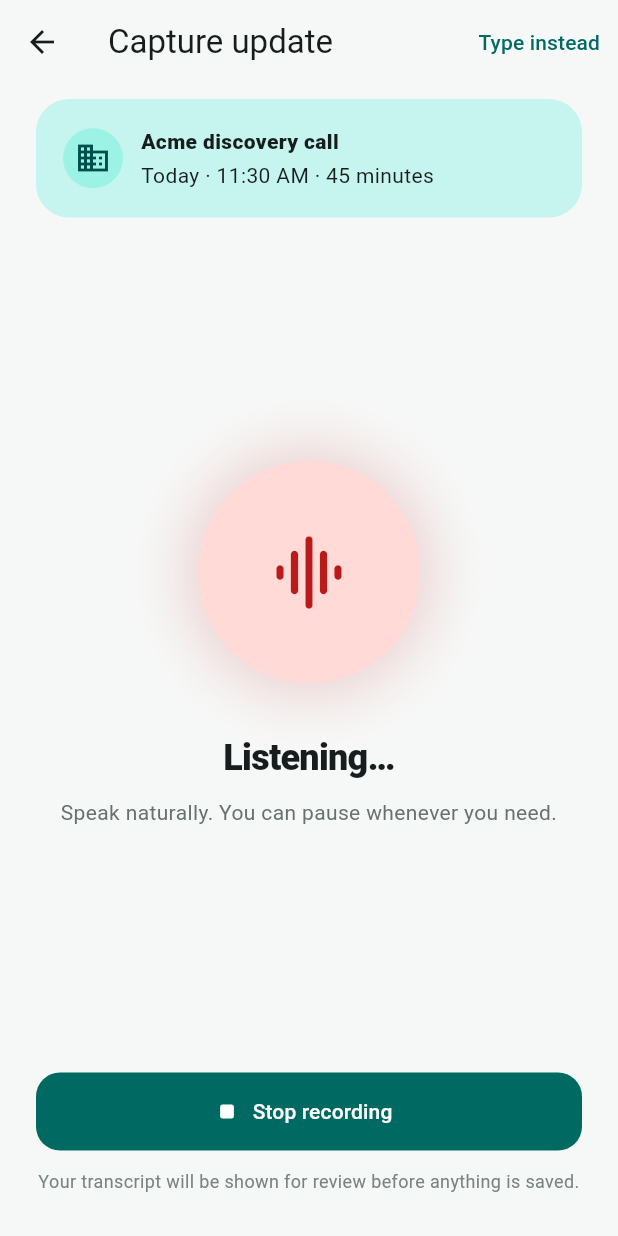
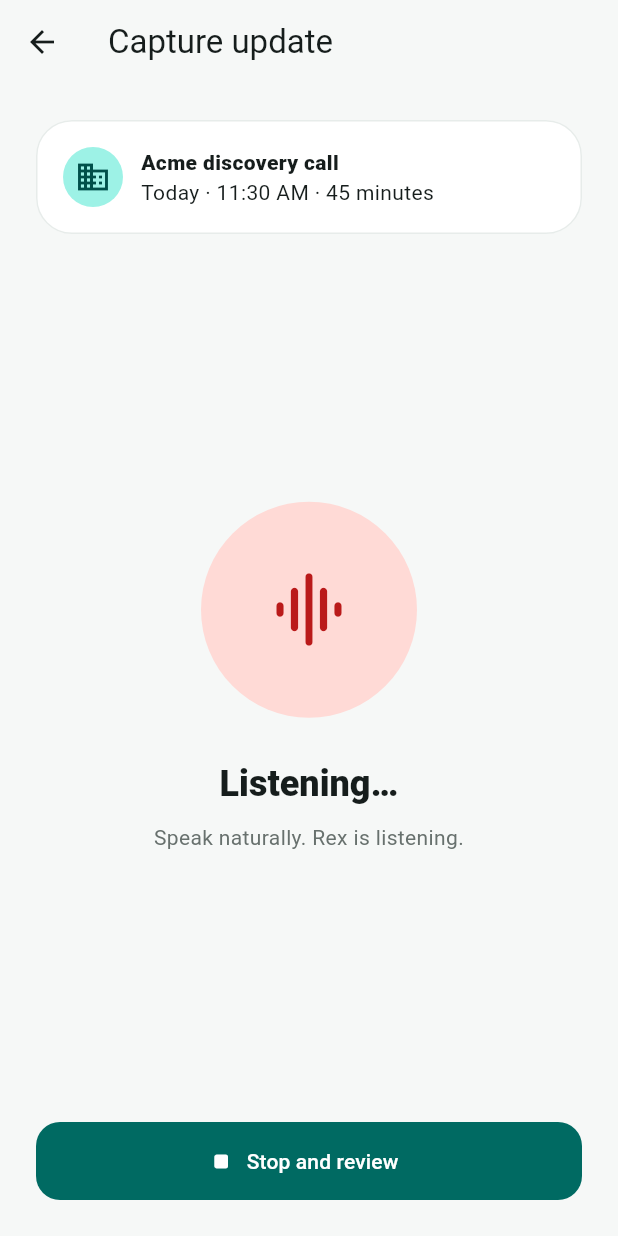
Before and after one commit to savinpadencherry/Focuschainlabs_mobile, a Flutter app: the CaptureView screen opened directly, after a tap on "Start speaking", on a phone screen of 412 x 824 dp. Run offline on Flutter 3.47's test engine with Material 3 defaults, Android fonts, the phone set to English and light mode, and no system bars; our stand-ins replace bloc, equatable, flutter_bloc, get_it.

Commit message:
feat: connect capture to review flow

```diff
--- a/lib/views/capture/capture_view.dart
+++ b/lib/views/capture/capture_view.dart
@@ -1,4 +1,5 @@
 import 'package:flutter/material.dart';
+import '../capture_review/capture_review_view.dart';
 
 class CaptureView extends StatefulWidget {
   const CaptureView({super.key});
@@ -8,41 +9,30 @@ class CaptureView extends StatefulWidget {
 }
 
 class _CaptureViewState extends State<CaptureView> {
-  bool _recording = false;
+  bool recording = false;
 
   @override
   Widget build(BuildContext context) {
-    final ColorScheme colors = Theme.of(context).colorScheme;
-
+    final colors = Theme.of(context).colorScheme;
     return Scaffold(
-      appBar: AppBar(
-        title: const Text('Capture update'),
-        actions: <Widget>[
-          TextButton(onPressed: () {}, child: const Text('Type instead')),
-        ],
-      ),
+      appBar: AppBar(title: const Text('Capture update')),
       body: SafeArea(
         child: Padding(
-          padding: const EdgeInsets.fromLTRB(24, 10, 24, 28),
+          padding: const EdgeInsets.all(24),
           child: Column(
-            children: <Widget>[
-              Container(
-                width: double.infinity,
+            children: [
+              Card(
+                child: Padding(
                   padding: const EdgeInsets.all(18),
-                decoration: BoxDecoration(
-                  color: colors.primaryContainer.withOpacity(0.55),
-                  borderRadius: BorderRadius.circular(22),
-                ),
-                child: const Row(
-                  children: <Widget>[
+                  child: Row(
+                    children: const [
                       CircleAvatar(child: Icon(Icons.business_outlined)),
                       SizedBox(width: 12),
                       Expanded(
                         child: Column(
                           crossAxisAlignment: CrossAxisAlignment.start,
-                        children: <Widget>[
+                          children: [
                             Text('Acme discovery call', style: TextStyle(fontWeight: FontWeight.w800)),
-                          SizedBox(height: 3),
                             Text('Today · 11:30 AM · 45 minutes'),
                           ],
                         ),
@@ -50,59 +40,47 @@ class _CaptureViewState extends State<CaptureView> {
                     ],
                   ),
                 ),
+              ),
               const Spacer(),
-              AnimatedContainer(
-                duration: const Duration(milliseconds: 250),
-                width: _recording ? 148 : 128,
-                height: _recording ? 148 : 128,
-                decoration: BoxDecoration(
-                  shape: BoxShape.circle,
-                  color: _recording ? colors.errorContainer : colors.primaryContainer,
-                  boxShadow: <BoxShadow>[
-                    BoxShadow(
-                      color: (_recording ? colors.error : colors.primary).withOpacity(0.18),
-                      blurRadius: 34,
-                      spreadRadius: 8,
-                    ),
-                  ],
-                ),
+              CircleAvatar(
+                radius: recording ? 72 : 62,
+                backgroundColor: recording ? colors.errorContainer : colors.primaryContainer,
                 child: Icon(
-                  _recording ? Icons.graphic_eq_rounded : Icons.mic_rounded,
+                  recording ? Icons.graphic_eq_rounded : Icons.mic_rounded,
                   size: 58,
-                  color: _recording ? colors.error : colors.primary,
+                  color: recording ? colors.error : colors.primary,
                 ),
               ),
-              const SizedBox(height: 34),
+              const SizedBox(height: 28),
               Text(
-                _recording ? 'Listening…' : 'Tell Rex what happened',
-                style: Theme.of(context).textTheme.headlineSmall?.copyWith(
-                      fontWeight: FontWeight.w800,
-                      letterSpacing: -0.5,
-                    ),
-                textAlign: TextAlign.center,
+                recording ? 'Listening…' : 'Tell Rex what happened',
+                style: Theme.of(context).textTheme.headlineSmall?.copyWith(fontWeight: FontWeight.w900),
               ),
               const SizedBox(height: 10),
               Text(
-                _recording
-                    ? 'Speak naturally. You can pause whenever you need.'
-                    : 'Rex will turn your recap into a CRM update, action items and follow-ups.',
-                style: const TextStyle(height: 1.5, color: Color(0xFF68716E)),
+                recording
+                    ? 'Speak naturally. Rex is listening.'
+                    : 'Your recap becomes a CRM update, tasks and follow-ups.',
                 textAlign: TextAlign.center,
+                style: const TextStyle(color: Color(0xFF68716E), height: 1.5),
               ),
               const Spacer(),
               SizedBox(
                 width: double.infinity,
                 child: FilledButton.icon(
-                  onPressed: () => setState(() => _recording = !_recording),
-                  icon: Icon(_recording ? Icons.stop_rounded : Icons.mic_rounded),
-                  label: Text(_recording ? 'Stop recording' : 'Start speaking'),
+                  onPressed: () {
+                    if (recording) {
+                      setState(() => recording = false);
+                      Navigator.of(context).push(
+                        MaterialPageRoute<void>(builder: (_) => const CaptureReviewView()),
+                      );
+                    } else {
+                      setState(() => recording = true);
+                    }
+                  },
+                  icon: Icon(recording ? Icons.stop_rounded : Icons.mic_rounded),
+                  label: Text(recording ? 'Stop and review' : 'Start speaking'),
                 ),
-              ),
-              const SizedBox(height: 12),
-              const Text(
-                'Your transcript will be shown for review before anything is saved.',
-                style: TextStyle(fontSize: 12, color: Color(0xFF7A8380)),
-                textAlign: TextAlign.center,
               ),
             ],
           ),
```
Lines whose indentation alone changed are shown as unchanged.
